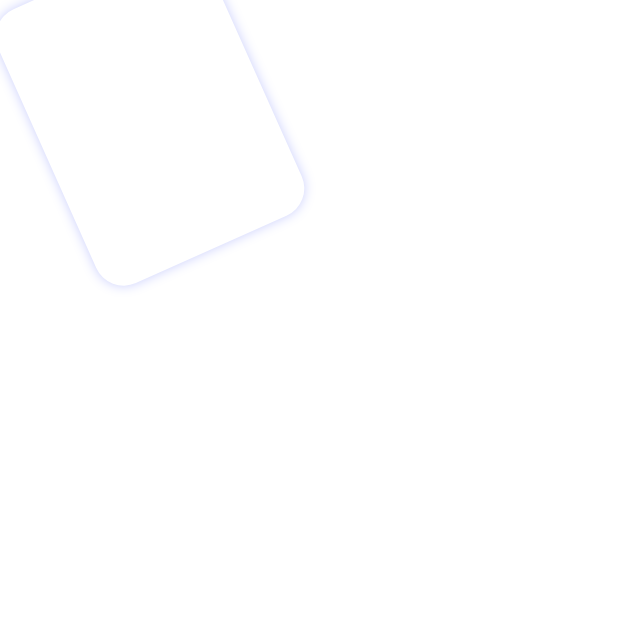
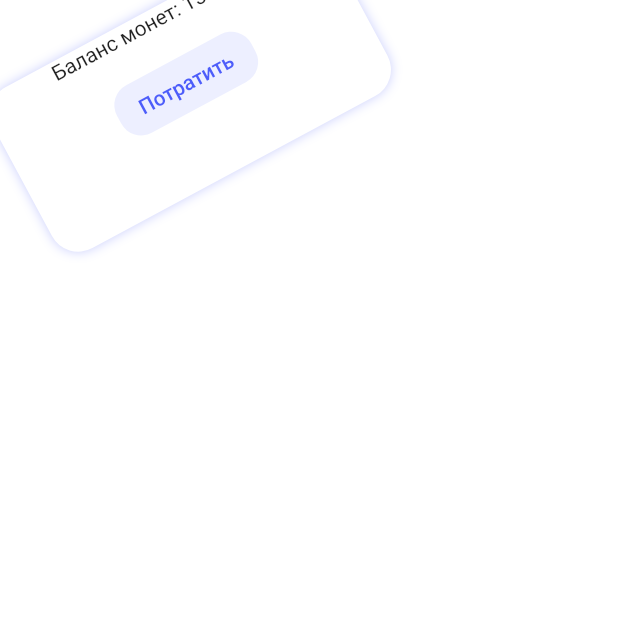
Before and after one commit to abezuglova/first_task_hard, a Flutter app: the screen it shows after launch, on a phone screen of 412 x 824 dp, the top half of it. Run offline on Flutter 3.47's test engine with Material 2 defaults, Android fonts, the phone set to English and light mode, and no system bars.

Commit message:
coin balance tile widget created

```diff
--- a/lib/main.dart
+++ b/lib/main.dart
@@ -1,3 +1,4 @@
+import 'package:first_task_hard/assets/app_colors.dart';
 import 'package:first_task_hard/screens/main_screen.dart';
 import 'package:flutter/material.dart';
 
@@ -13,7 +14,16 @@ class MyApp extends StatelessWidget {
     return MaterialApp(
       title: 'Flutter Demo',
       theme: ThemeData(
-        primarySwatch: Colors.blue,
+        elevatedButtonTheme: ElevatedButtonThemeData(
+          style: ElevatedButton.styleFrom(
+            backgroundColor: AppColors.buttonColor,
+            foregroundColor: AppColors.buttonTextColor,
+            shape: const RoundedRectangleBorder(
+              borderRadius: BorderRadius.all(Radius.circular(15)),
+            ),
+            elevation: 0,
+          ),
+        ),
       ),
       home: const MainScreen(),
     );
--- a/lib/screens/main_screen.dart
+++ b/lib/screens/main_screen.dart
@@ -1,4 +1,4 @@
-import 'package:first_task_hard/widgets/tile_widget.dart';
+import 'package:first_task_hard/widgets/coin_balance_tile_widget.dart';
 import 'package:flutter/material.dart';
 
 class MainScreen extends StatelessWidget {
@@ -12,8 +12,8 @@ class MainScreen extends StatelessWidget {
           child: Stack(
             children: const [
               Positioned(
-                  child: TileWidget(
-                      rotateAngle: 20, tileWidth: 200, tileHeight: 150)),
+                child: CoinBalanceTileWidget(),
+              ),
             ],
           ),
         ));
--- a/lib/widgets/coin_balance_tile_widget.dart
+++ b/lib/widgets/coin_balance_tile_widget.dart
@@ -1,11 +1,25 @@
-import 'package:flutter/src/widgets/framework.dart';
-import 'package:flutter/src/widgets/placeholder.dart';
+import 'package:first_task_hard/widgets/tile_widget.dart';
+import 'package:flutter/material.dart';
 
 class CoinBalanceTileWidget extends StatelessWidget {
   const CoinBalanceTileWidget({super.key});
 
   @override
   Widget build(BuildContext context) {
-    return const Placeholder();
+    return TileWidget(
+      rotateAngle: 5.79,
+      tileWidth: 254,
+      tileHeight: 122,
+      child: Column(
+        children: [
+          const Text('Баланс монет: 1500 💸'),
+          const SizedBox(height: 15),
+          ElevatedButton(
+            onPressed: () {},
+            child: const Text('Потратить'),
+          ),
+        ],
+      ),
+    );
   }
 }
--- a/lib/widgets/tile_widget.dart
+++ b/lib/widgets/tile_widget.dart
@@ -5,11 +5,12 @@ class TileWidget extends StatelessWidget {
   final double rotateAngle;
   final double tileWidth;
   final double tileHeight;
+  final Widget child;
   const TileWidget({
     super.key,
     required this.rotateAngle,
     required this.tileWidth,
-    required this.tileHeight,
+    required this.tileHeight, required this.child,
   });
 
   @override
@@ -30,6 +31,7 @@ class TileWidget extends StatelessWidget {
             ),
           ],
         ),
+        child: child,
       ),
     );
   }
```
